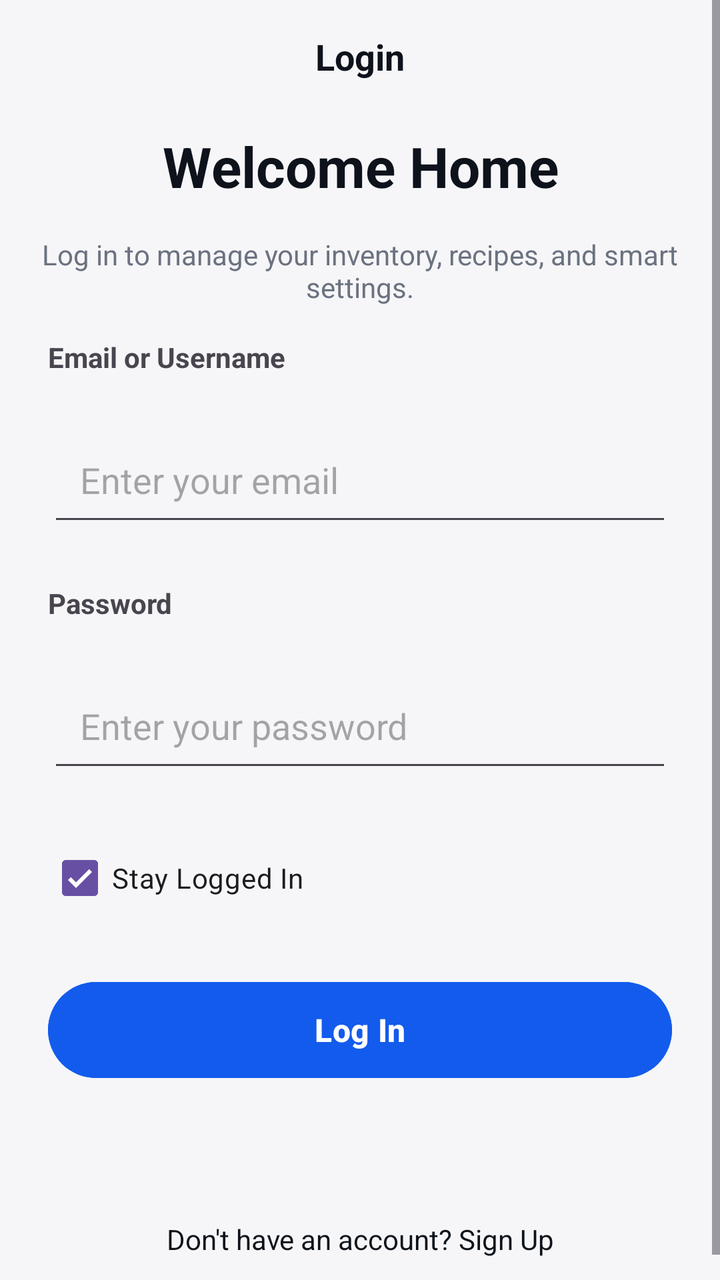
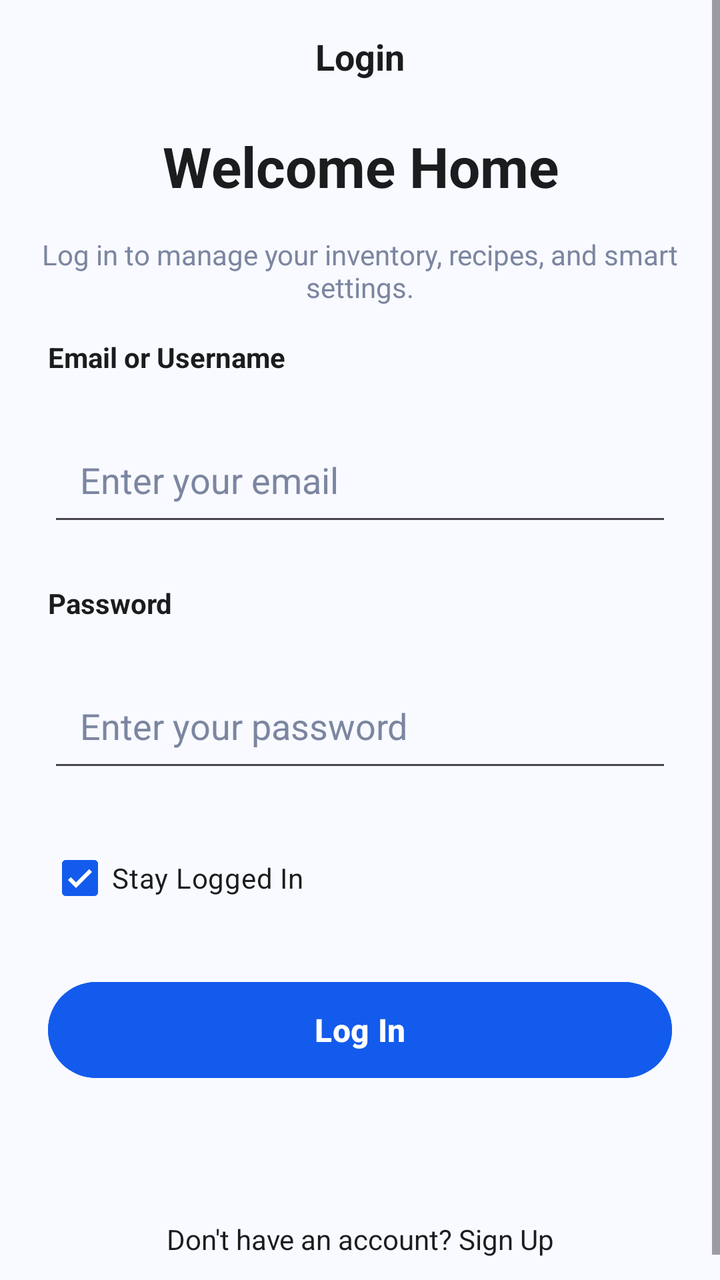

An Android layout rendered at two revisions. The XML below is the earlier revision; the diff shows what the commit changed to produce the second picture.
<!-- AndroidManifest.xml: application theme Theme.MyFridge -->
<!-- res/layout/activity_main.xml -->
<?xml version="1.0" encoding="utf-8"?>
<ScrollView
    xmlns:android="http://schemas.android.com/apk/res/android"
    android:layout_width="match_parent"
    android:layout_height="match_parent"
    android:fillViewport="true"
    android:background="#F6F6F8">

    <LinearLayout
        android:layout_width="match_parent"
        android:layout_height="wrap_content"
        android:orientation="vertical">

        <LinearLayout
            android:layout_width="match_parent"
            android:layout_height="wrap_content"
            android:orientation="horizontal"
            android:padding="16dp"
            android:gravity="center_vertical">

            <TextView
                android:layout_width="0dp"
                android:layout_height="wrap_content"
                android:layout_weight="1"
                android:text="Login"
                android:textSize="18sp"
                android:textStyle="bold"
                android:textColor="#0D121B"
                android:gravity="center"/>
        </LinearLayout>

        <TextView
            android:layout_width="match_parent"
            android:layout_height="wrap_content"
            android:text="Welcome Home"
            android:textSize="28sp"
            android:textStyle="bold"
            android:textColor="#0D121B"
            android:gravity="center"
            android:layout_marginTop="8dp"/>

        <TextView
            android:layout_width="match_parent"
            android:layout_height="wrap_content"
            android:text="Log in to manage your inventory, recipes, and smart settings."
            android:textSize="14sp"
            android:textColor="#6B7280"
            android:gravity="center"
            android:layout_margin="16dp"/>

        <TextView
            android:layout_width="match_parent"
            android:layout_height="wrap_content"
            android:text="Email or Username"
            android:textSize="14sp"
            android:textStyle="bold"
            android:layout_marginHorizontal="24dp"/>

        <EditText
            android:id="@+id/etEmail"
            android:layout_width="match_parent"
            android:layout_height="56dp"
            android:layout_margin="24dp"
            android:layout_marginTop="8dp"
            android:hint="Enter your email"
            android:inputType="textEmailAddress"
            android:padding="16dp" />

        <TextView
            android:layout_width="match_parent"
            android:layout_height="wrap_content"
            android:text="Password"
            android:textSize="14sp"
            android:textStyle="bold"
            android:layout_marginHorizontal="24dp"/>

        <EditText
            android:id="@+id/etPassword"
            android:layout_width="match_parent"
            android:layout_height="56dp"
            android:layout_margin="24dp"
            android:layout_marginTop="8dp"
            android:hint="Enter your password"
            android:inputType="textPassword"
            android:padding="16dp" />

        <CheckBox
            android:id="@+id/cbStayLoggedIn"
            android:layout_width="match_parent"
            android:layout_height="wrap_content"
            android:layout_marginHorizontal="24dp"
            android:text="Stay Logged In"
            android:checked="true" />

        <Button
            android:id="@+id/btnLogin"
            android:layout_width="match_parent"
            android:layout_height="56dp"
            android:layout_margin="24dp"
            android:backgroundTint="#135BEC"
            android:text="Log In"
            android:textAllCaps="false"
            android:textColor="@android:color/white"
            android:textSize="16sp"
            android:textStyle="bold" />

        <TextView
            android:id="@+id/tvMessage"
            android:layout_width="match_parent"
            android:layout_height="wrap_content"
            android:layout_marginHorizontal="24dp"
            android:gravity="center"
            android:textColor="#FF0000"
            android:textSize="14sp" />

        <TextView
            android:id="@+id/txtSignup"
            android:layout_width="match_parent"
            android:layout_height="wrap_content"
            android:text="Don't have an account? Sign Up"
            android:textSize="14sp"
            android:textColor="#0D121B"
            android:gravity="center"
            android:layout_marginTop="24dp"
            android:layout_marginBottom="24dp"/>

    </LinearLayout>

</ScrollView>
<!-- resources referenced by this layout -->
<resources>
  <style name="Theme.MyFridge" parent="Base.Theme.MyFridge" />
  <style name="Base.Theme.MyFridge" parent="Theme.Material3.DayNight.NoActionBar">
          
          
      </style>
</resources>

<!-- the commit's change to res/layout/activity_main.xml (unified diff, before → after) -->
@@ -4,7 +4,7 @@
     android:layout_width="match_parent"
     android:layout_height="match_parent"
     android:fillViewport="true"
-    android:background="#F6F6F8">
+    android:background="?android:attr/windowBackground">
 
     <LinearLayout
         android:layout_width="match_parent"
@@ -25,7 +25,7 @@
                 android:text="Login"
                 android:textSize="18sp"
                 android:textStyle="bold"
-                android:textColor="#0D121B"
+                android:textColor="?attr/colorOnSurface"
                 android:gravity="center"/>
         </LinearLayout>
 
@@ -35,7 +35,7 @@
             android:text="Welcome Home"
             android:textSize="28sp"
             android:textStyle="bold"
-            android:textColor="#0D121B"
+            android:textColor="?attr/colorOnSurface"
             android:gravity="center"
             android:layout_marginTop="8dp"/>
 
@@ -44,7 +44,7 @@
             android:layout_height="wrap_content"
             android:text="Log in to manage your inventory, recipes, and smart settings."
             android:textSize="14sp"
-            android:textColor="#6B7280"
+            android:textColor="@color/text_gray"
             android:gravity="center"
             android:layout_margin="16dp"/>
 
@@ -54,6 +54,7 @@
             android:text="Email or Username"
             android:textSize="14sp"
             android:textStyle="bold"
+            android:textColor="?attr/colorOnSurface"
             android:layout_marginHorizontal="24dp"/>
 
         <EditText
@@ -64,7 +65,9 @@
             android:layout_marginTop="8dp"
             android:hint="Enter your email"
             android:inputType="textEmailAddress"
-            android:padding="16dp" />
+            android:padding="16dp"
+            android:textColor="?attr/colorOnSurface"
+            android:textColorHint="@color/text_gray"/>
 
         <TextView
             android:layout_width="match_parent"
@@ -72,6 +75,7 @@
             android:text="Password"
             android:textSize="14sp"
             android:textStyle="bold"
+            android:textColor="?attr/colorOnSurface"
             android:layout_marginHorizontal="24dp"/>
 
         <EditText
@@ -82,7 +86,9 @@
             android:layout_marginTop="8dp"
             android:hint="Enter your password"
             android:inputType="textPassword"
-            android:padding="16dp" />
+            android:padding="16dp"
+            android:textColor="?attr/colorOnSurface"
+            android:textColorHint="@color/text_gray"/>
 
         <CheckBox
             android:id="@+id/cbStayLoggedIn"
@@ -90,6 +96,7 @@
             android:layout_height="wrap_content"
             android:layout_marginHorizontal="24dp"
             android:text="Stay Logged In"
+            android:textColor="?attr/colorOnSurface"
             android:checked="true" />
 
         <Button
@@ -97,7 +104,7 @@
             android:layout_width="match_parent"
             android:layout_height="56dp"
             android:layout_margin="24dp"
-            android:backgroundTint="#135BEC"
+            android:backgroundTint="@color/primary_blue"
             android:text="Log In"
             android:textAllCaps="false"
             android:textColor="@android:color/white"
@@ -119,7 +126,7 @@
             android:layout_height="wrap_content"
             android:text="Don't have an account? Sign Up"
             android:textSize="14sp"
-            android:textColor="#0D121B"
+            android:textColor="?attr/colorOnSurface"
             android:gravity="center"
             android:layout_marginTop="24dp"
             android:layout_marginBottom="24dp"/>
<!-- resource entries referenced after the edit -->
@@ -1,9 +1,32 @@
 <!-- resources referenced by this layout -->
 <resources>
+  <color name="primary_blue">#135BEC</color>
+  <color name="text_gray">#7C86A1</color>
   <style name="Theme.MyFridge" parent="Base.Theme.MyFridge" />
   <style name="Base.Theme.MyFridge" parent="Theme.Material3.DayNight.NoActionBar">
           
+          <item name="colorPrimary">@color/primary_blue</item>
+          <item name="colorOnPrimary">@color/white</item>
+          <item name="colorPrimaryContainer">@color/navy_blue</item>
+          <item name="colorOnPrimaryContainer">@color/white</item>
+  
           
+          <item name="colorSecondary">@color/deep_blue</item>
+          <item name="colorOnSecondary">@color/white</item>
+  
+          
+          <item name="android:windowBackground">@color/light_blue_bg</item>
+          <item name="colorSurface">@color/white</item>
+          <item name="colorOnSurface">@color/text_dark</item>
+  
+          
+          <item name="android:statusBarColor">@color/navy_blue</item>
+          <item name="android:windowLightStatusBar" tools:targetApi="m">false</item>
       </style>
+  <color name="white">#FFFFFFFF</color>
+  <color name="navy_blue">#001B3D</color>
+  <color name="deep_blue">#001229</color>
+  <color name="light_blue_bg">#F8FAFF</color>
+  <color name="text_dark">#1A1C1E</color>
 </resources>
 
